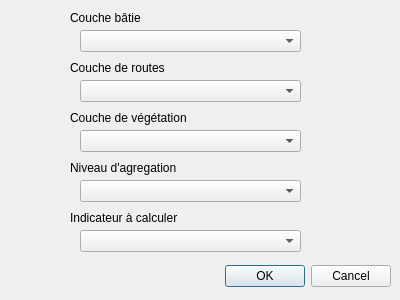
This is IndicMorph_dialog_base.ui in mbrasebin/UrbanFabricAnalysis as Qt 5 draws it before an edit. The edited form follows.
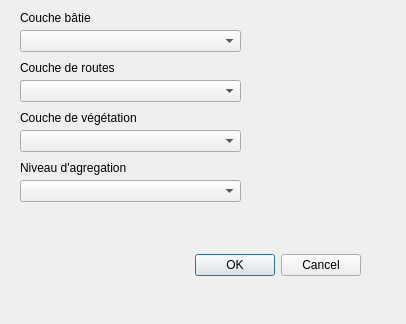
This is the edited form.

Commit message: modification des combobox

What changed in the file:
```diff
--- a/IndicMorph_dialog_base.ui
+++ b/IndicMorph_dialog_base.ui
@@ -6,8 +6,8 @@
    <rect>
     <x>0</x>
     <y>0</y>
-    <width>400</width>
-    <height>300</height>
+    <width>406</width>
+    <height>324</height>
    </rect>
   </property>
   <property name="windowTitle">
@@ -16,10 +16,10 @@
   <widget class="QDialogButtonBox" name="button_box">
    <property name="geometry">
     <rect>
-     <x>50</x>
-     <y>260</y>
-     <width>341</width>
-     <height>32</height>
+     <x>120</x>
+     <y>250</y>
+     <width>241</width>
+     <height>31</height>
     </rect>
    </property>
    <property name="orientation">
@@ -32,27 +32,17 @@
   <widget class="QComboBox" name="couche">
    <property name="geometry">
     <rect>
-     <x>80</x>
+     <x>20</x>
      <y>30</y>
      <width>221</width>
      <height>22</height>
     </rect>
    </property>
   </widget>
-  <widget class="QComboBox" name="indicateur">
-   <property name="geometry">
-    <rect>
-     <x>80</x>
-     <y>230</y>
-     <width>221</width>
-     <height>22</height>
-    </rect>
-   </property>
-  </widget>
   <widget class="QLabel" name="label">
    <property name="geometry">
     <rect>
-     <x>70</x>
+     <x>20</x>
      <y>10</y>
      <width>121</width>
      <height>16</height>
@@ -62,23 +52,10 @@
     <string>Couche bâtie</string>
    </property>
   </widget>
-  <widget class="QLabel" name="label_2">
-   <property name="geometry">
-    <rect>
-     <x>70</x>
-     <y>210</y>
-     <width>111</width>
-     <height>16</height>
-    </rect>
-   </property>
-   <property name="text">
-    <string>Indicateur à calculer</string>
-   </property>
-  </widget>
   <widget class="QComboBox" name="routes">
    <property name="geometry">
     <rect>
-     <x>80</x>
+     <x>20</x>
      <y>80</y>
      <width>221</width>
      <height>22</height>
@@ -88,7 +65,7 @@
   <widget class="QLabel" name="label_3">
    <property name="geometry">
     <rect>
-     <x>70</x>
+     <x>20</x>
      <y>60</y>
      <width>131</width>
      <height>16</height>
@@ -101,7 +78,7 @@
   <widget class="QComboBox" name="iris">
    <property name="geometry">
     <rect>
-     <x>80</x>
+     <x>20</x>
      <y>180</y>
      <width>221</width>
      <height>22</height>
@@ -111,7 +88,7 @@
   <widget class="QLabel" name="label_4">
    <property name="geometry">
     <rect>
-     <x>70</x>
+     <x>20</x>
      <y>160</y>
      <width>121</width>
      <height>16</height>
@@ -124,7 +101,7 @@
   <widget class="QLabel" name="label_6">
    <property name="geometry">
     <rect>
-     <x>70</x>
+     <x>20</x>
      <y>110</y>
      <width>141</width>
      <height>16</height>
@@ -137,7 +114,7 @@
   <widget class="QComboBox" name="vegetation">
    <property name="geometry">
     <rect>
-     <x>80</x>
+     <x>20</x>
      <y>130</y>
      <width>221</width>
      <height>22</height>
```
Left out of the diff: 2 changed lines with no effect on the pictures.
